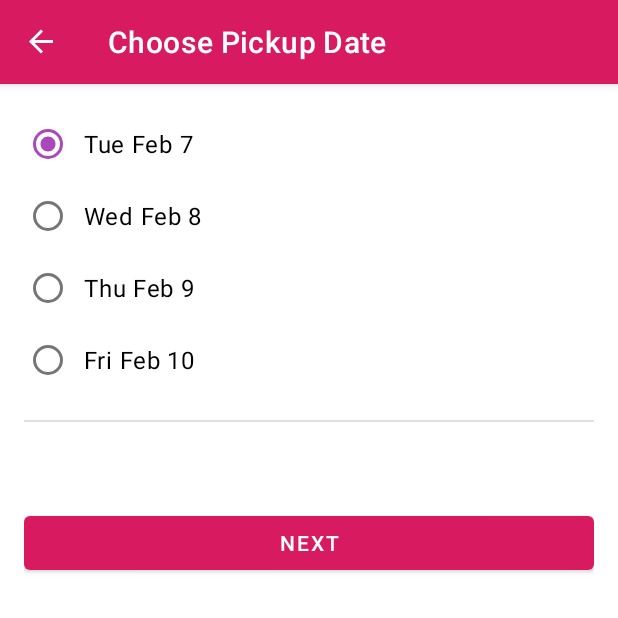
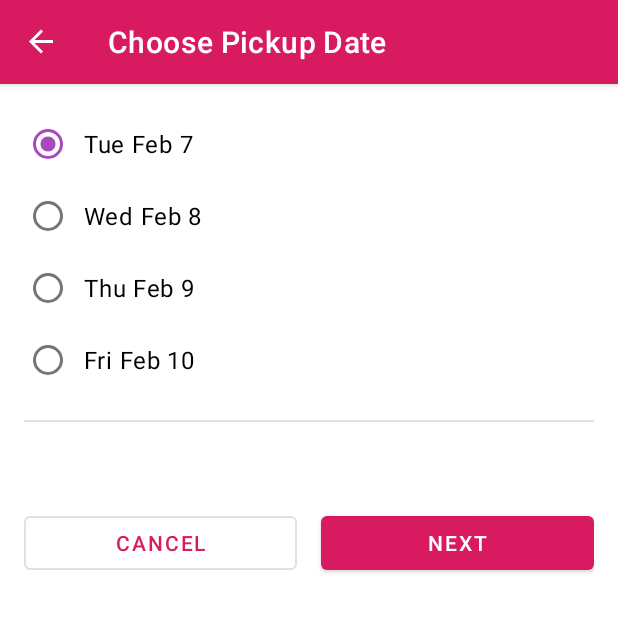
Before and after one commit to Ro-JA/Cupcake, an Android app: the PickupFragment screen opened through its navigation route, on a phone screen of 412 x 824 dp, the top half of it. Run offline under Robolectric (Android 15) with nearby library versions, the phone set to English and light mode, and no system bars; our stand-ins replace data binding, navigation-ui; 2 statements that could not run were skipped.

Commit message:
new day add button xml

```diff
--- a/app/src/main/res/layout/fragment_flavor.xml
+++ b/app/src/main/res/layout/fragment_flavor.xml
@@ -110,13 +110,14 @@
 
             <Button
                 android:id="@+id/cancel_button"
+                style="?attr/materialButtonOutlinedStyle"
                 android:layout_width="0dp"
                 android:layout_height="wrap_content"
+                android:layout_marginEnd="@dimen/side_margin"
                 android:text="@string/cancel"
                 app:layout_constraintEnd_toStartOf="@id/next_button"
                 app:layout_constraintStart_toStartOf="parent"
-                app:layout_constraintTop_toTopOf="@id/next_button"
-                android:layout_marginEnd="@dimen/side_margin"/>
+                app:layout_constraintTop_toTopOf="@id/next_button" />
 
             <Button
                 android:id="@+id/next_button"
--- a/app/src/main/res/layout/fragment_pickup.xml
+++ b/app/src/main/res/layout/fragment_pickup.xml
@@ -1,5 +1,4 @@
-<?xml version="1.0" encoding="utf-8"?>
-<!--
+<?xml version="1.0" encoding="utf-8"?><!--
      Copyright (C) 2020 The Android Open Source Project
 
      Licensed under the Apache License, Version 2.0 (the "License");
@@ -21,6 +20,7 @@
     tools:context=".PickupFragment">
 
     <data>
+
         <variable
             name="viewModel"
             type="com.example.cupcake.model.OrderViewModel" />
@@ -59,25 +59,25 @@
                     android:id="@+id/option1"
                     android:layout_width="wrap_content"
                     android:layout_height="wrap_content"
-                    tools:text="@{viewModel.dateOptions[1]}"
                     android:checked="@{viewModel.date.equals(viewModel.dateOptions[1])}"
-                    android:onClick="@{() -> viewModel.setDate(viewModel.dateOptions[1])}"/>
+                    android:onClick="@{() -> viewModel.setDate(viewModel.dateOptions[1])}"
+                    tools:text="@{viewModel.dateOptions[1]}" />
 
                 <RadioButton
                     android:id="@+id/option2"
                     android:layout_width="wrap_content"
                     android:layout_height="wrap_content"
-                    android:text="@{viewModel.dateOptions[2]}"
                     android:checked="@{viewModel.date.equals(viewModel.dateOptions[2])}"
-                    android:onClick="@{() -> viewModel.setDate(viewModel.dateOptions[2])}"/>
+                    android:onClick="@{() -> viewModel.setDate(viewModel.dateOptions[2])}"
+                    android:text="@{viewModel.dateOptions[2]}" />
 
                 <RadioButton
                     android:id="@+id/option3"
                     android:layout_width="wrap_content"
                     android:layout_height="wrap_content"
-                    android:text="@{viewModel.dateOptions[3]}"
                     android:checked="@{viewModel.date.equals(viewModel.dateOptions[3])}"
-                    android:onClick="@{() -> viewModel.setDate(viewModel.dateOptions[3])}"/>
+                    android:onClick="@{() -> viewModel.setDate(viewModel.dateOptions[3])}"
+                    android:text="@{viewModel.dateOptions[3]}" />
             </RadioGroup>
 
             <View
@@ -97,21 +97,33 @@
                 android:layout_width="wrap_content"
                 android:layout_height="wrap_content"
                 android:layout_marginTop="@dimen/side_margin"
+                android:text="@{@string/subtotal_price(viewModel.price)}"
                 app:layout_constraintEnd_toEndOf="parent"
-                app:layout_constraintTop_toBottomOf="@id/divider"
-                android:text="@{@string/subtotal_price(viewModel.price)}" />
+                app:layout_constraintTop_toBottomOf="@id/divider" />
+
+
+            <Button
+                android:id="@+id/cancel_button"
+                style="?attr/materialButtonOutlinedStyle"
+                android:layout_width="0dp"
+                android:layout_height="wrap_content"
+                android:layout_marginEnd="@dimen/side_margin"
+                android:text="@string/cancel"
+                app:layout_constraintEnd_toStartOf="@id/next_button"
+                app:layout_constraintStart_toStartOf="parent"
+                app:layout_constraintTop_toTopOf="@id/next_button" />
 
             <Button
                 android:id="@+id/next_button"
                 android:layout_width="0dp"
                 android:layout_height="wrap_content"
                 android:layout_marginTop="@dimen/side_margin"
+                android:onClick="@{() -> pickupFragment.goToNextScreen()}"
                 android:text="@string/next"
                 app:layout_constraintBottom_toBottomOf="parent"
                 app:layout_constraintEnd_toEndOf="parent"
-                app:layout_constraintStart_toStartOf="parent"
-                app:layout_constraintTop_toBottomOf="@id/subtotal"
-                android:onClick="@{() -> pickupFragment.goToNextScreen()}"/>
+                app:layout_constraintStart_toEndOf="@id/cancel_button"
+                app:layout_constraintTop_toBottomOf="@id/subtotal" />
 
         </androidx.constraintlayout.widget.ConstraintLayout>
     </ScrollView>
--- a/app/src/main/res/layout/fragment_summary.xml
+++ b/app/src/main/res/layout/fragment_summary.xml
@@ -137,6 +137,14 @@
                 android:text="@string/send"
                 android:onClick="@{() -> summaryFragment.sendOrder()}"/>
 
+            <Button
+                android:id="@+id/cancel_button"
+                style="?attr/materialButtonOutlinedStyle"
+                android:layout_width="match_parent"
+                android:layout_height="wrap_content"
+                android:layout_marginTop="@dimen/margin_between_elements"
+                android:text="@string/cancel" />
+
         </LinearLayout>
     </ScrollView>
 </layout>
```
